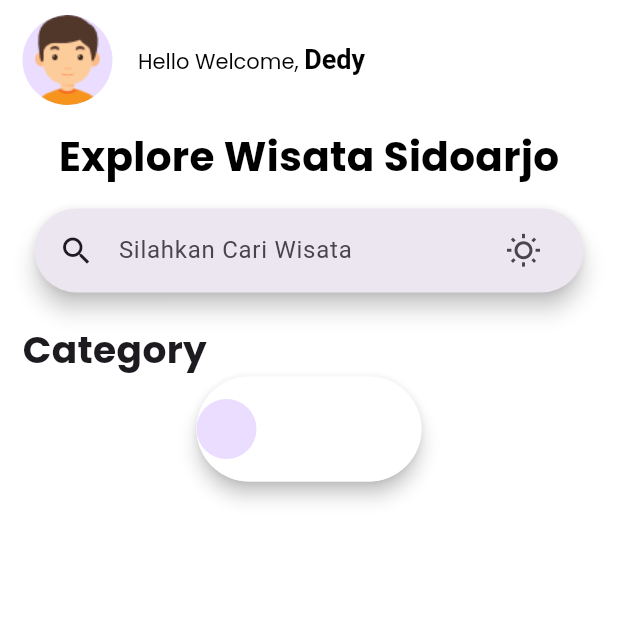
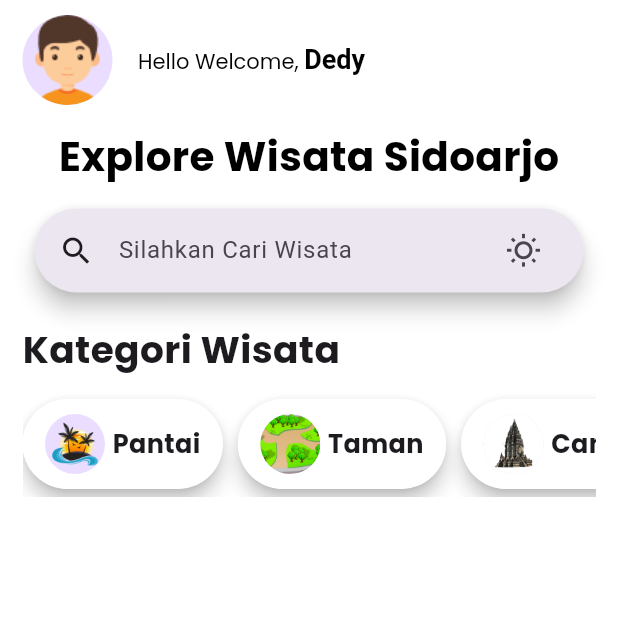
Before and after one commit to dedyputra/wisata_app, a Flutter app: the screen it shows after launch, after a tap on "Get Started", on a phone screen of 412 x 824 dp, the top half of it. Run offline on Flutter 3.47's test engine with Material 3 defaults, Android fonts, the phone set to English and light mode, and no system bars.

Commit message:
update home page & add icon

```diff
--- a/lib/screens/Home/home_page.dart
+++ b/lib/screens/Home/home_page.dart
@@ -1,4 +1,6 @@
+// ignore_for_file: public_member_api_docs, sort_constructors_first
 import 'package:flutter/material.dart';
+
 import 'package:wisata_app/utilities/colors.dart';
 
 class HomePage extends StatefulWidget {
@@ -139,7 +141,7 @@ class _HomePageState extends State<HomePage> {
                 Row(
                   children: [
                     const Text(
-                      "Category",
+                      "Kategori Wisata",
                       style: TextStyle(
                         fontFamily: kFontFamily,
                         fontSize: 25,
@@ -148,21 +150,34 @@ class _HomePageState extends State<HomePage> {
                     ),
                   ],
                 ),
-                Material(
-                  elevation: 5,
-                  borderRadius: BorderRadius.circular(100),
-                  child: Container(
-                    height: 70,
-                    width: 150,
-                    decoration: BoxDecoration(
-                      color: kWhiteColor,
-                      borderRadius: BorderRadius.circular(100),
-                    ),
-                    child: Row(
-                      children: [
-                        CircleAvatar(),
-                      ],
-                    ),
+                const SizedBox(
+                  height: 10,
+                ),
+                Container(
+                  height: 70,
+                  child: ListView(
+                    scrollDirection: Axis.horizontal,
+                    children: [
+                      Row(
+                        children: [
+                          KategoriCard(
+                            press: () {},
+                            image: "assets/icons/pantai.png",
+                            title: "Pantai",
+                          ),
+                          KategoriCard(
+                            press: () {},
+                            image: "assets/icons/taman.png",
+                            title: "Taman",
+                          ),
+                          KategoriCard(
+                            press: () {},
+                            image: "assets/icons/candi.jpg",
+                            title: "Candi",
+                          ),
+                        ],
+                      ),
+                    ],
                   ),
                 ),
               ],
@@ -173,3 +188,58 @@ class _HomePageState extends State<HomePage> {
     );
   }
 }
+
+// class Kategori card widget
+class KategoriCard extends StatelessWidget {
+  final String title, image;
+  final VoidCallback press;
+  const KategoriCard({
+    super.key,
+    required this.image,
+    required this.press,
+    required this.title,
+  });
+
+  @override
+  Widget build(BuildContext context) {
+    return Padding(
+      padding: const EdgeInsets.only(right: 10),
+      child: InkWell(
+        onTap: press,
+        child: Material(
+          elevation: 5,
+          borderRadius: BorderRadius.circular(100),
+          child: Container(
+            height: 60,
+            decoration: BoxDecoration(
+              color: kWhiteColor,
+              borderRadius: BorderRadius.circular(100),
+            ),
+            child: Padding(
+              padding:
+                  const EdgeInsets.symmetric(horizontal: 15, vertical: 8.0),
+              child: Row(
+                children: [
+                  CircleAvatar(
+                    backgroundImage: AssetImage(image),
+                  ),
+                  const SizedBox(
+                    width: 5,
+                  ),
+                  Text(
+                    title,
+                    style: const TextStyle(
+                      fontFamily: kFontFamily,
+                      fontSize: 17,
+                      fontWeight: FontWeight.bold,
+                    ),
+                  ),
+                ],
+              ),
+            ),
+          ),
+        ),
+      ),
+    );
+  }
+}
```
Also changed, not shown: assets/icons/candi.jpg (added), assets/icons/pantai.png (added), assets/icons/start.png (deleted), assets/icons/taman.png (added).
